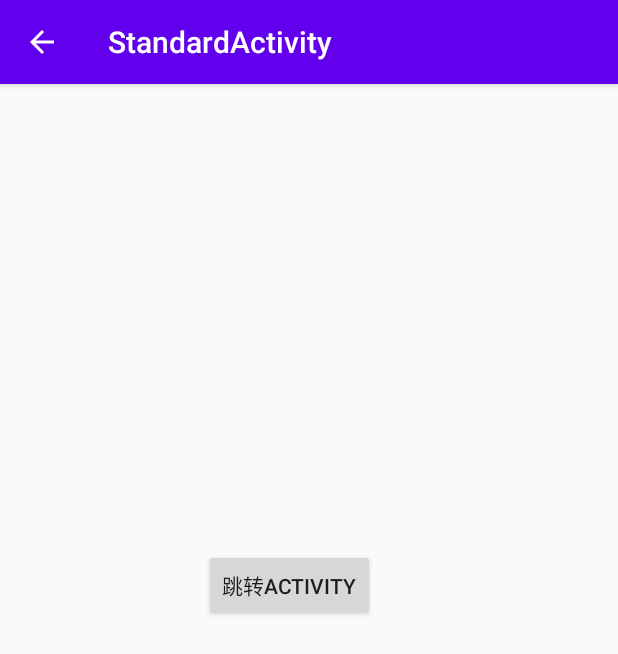
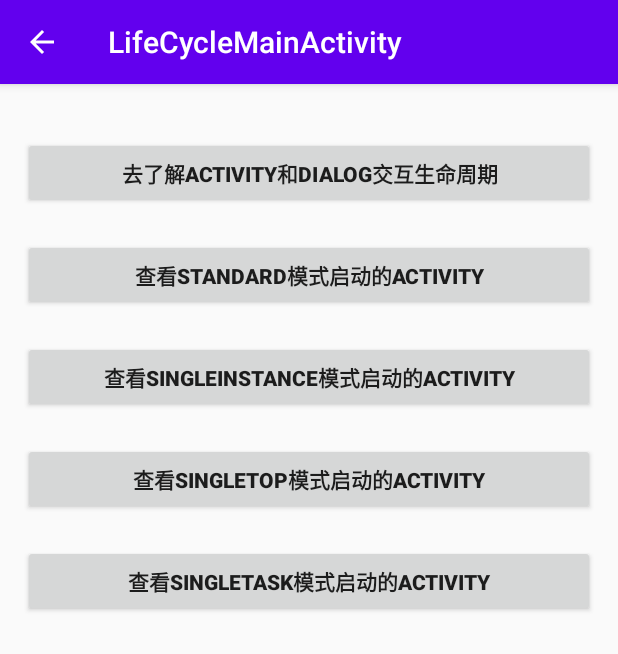
Before and after one commit to kingkong-li/lifechange, an Android app: the screen it shows after launch (StandardActivity before the commit, LifeCycleMainActivity after it), after a tap on "去了解控件生命周期", on a phone screen of 412 x 824 dp. Shown: the top 654 px of the screen. Run offline under Robolectric (Android 15) with nearby library versions, the phone set to English and light mode, and no system bars.

Commit message:
【生命周期-整理】

```diff
--- a/lifechange/app/src/main/AndroidManifest.xml
+++ b/lifechange/app/src/main/AndroidManifest.xml
@@ -10,7 +10,8 @@
         android:roundIcon="@mipmap/ic_launcher_round"
         android:supportsRtl="true"
         android:theme="@style/AppTheme">
-        <activity android:name=".lifecycle.StandardActivity"></activity>
+        <activity android:name=".lifecycle.LifeCycleMainActivity"></activity>
+        <activity android:name=".lifecycle.StandardActivity" />
         <activity
             android:name=".lifecycle.SingleInstanceActivity"
             android:launchMode="singleInstance" />
@@ -18,7 +19,7 @@
         <activity android:name=".generics.TestGenericsActivity" />
         <activity android:name=".algorithm.AlgorithmMainActivity" />
         <activity android:name=".algorithm.struct.listoperation.TestListOperationActivity" />
-        <activity android:name=".lifecycle.TestDialogLifecycleActivity" />
+        <activity android:name=".lifecycle.DialogWithActivity" />
         <activity android:name=".algorithm.struct.MapUseActivity" />
         <activity android:name=".memory.TestMemoryActivity" />
         <activity android:name=".memory.LeakDemoActivity" />
--- a/lifechange/app/src/main/java/com/jingang/lifechange/MainActivity.java
+++ b/lifechange/app/src/main/java/com/jingang/lifechange/MainActivity.java
@@ -11,6 +11,7 @@ import com.jingang.lifechange.algorithm.AlgorithmMainActivity;
 import com.jingang.lifechange.algorithm.struct.array.ArrayTestActivity;
 import com.jingang.lifechange.base.BaseActivity;
 import com.jingang.lifechange.generics.TestGenericsActivity;
+import com.jingang.lifechange.lifecycle.LifeCycleMainActivity;
 import com.jingang.lifechange.lifecycle.StandardActivity;
 import com.jingang.lifechange.memory.LeakDemoActivity;
 
@@ -39,7 +40,7 @@ public class MainActivity extends BaseActivity {
             @Override
             public void onClick(View v) {
                 Intent intent=new Intent();
-                intent.setClass(MainActivity.this, StandardActivity.class);
+                intent.setClass(MainActivity.this, LifeCycleMainActivity.class);
                 MainActivity.this.startActivity(intent);
             }
         });
--- a/lifechange/app/src/main/java/com/jingang/lifechange/lifecycle/TestDialogLifecycleActivity.java
+++ b/lifechange/app/src/main/java/com/jingang/lifechange/lifecycle/DialogWithActivity.java
@@ -12,7 +12,7 @@ import com.jingang.lifechange.base.BaseActivity;
 /**
  * @author jingang
  */
-public class TestDialogLifecycleActivity extends BaseActivity {
+public class DialogWithActivity extends BaseActivity {
 
     @Override
     protected void onCreate(Bundle savedInstanceState) {
@@ -23,7 +23,7 @@ public class TestDialogLifecycleActivity extends BaseActivity {
             @Override
             public void onClick(View v) {
                 final android.app.AlertDialog.Builder builder = new AlertDialog.Builder(
-                        TestDialogLifecycleActivity.this);
+                        DialogWithActivity.this);
                 builder.setTitle("测试生命周期");
                 builder.setPositiveButton("确认", new DialogInterface.OnClickListener() {
                     @Override
--- /dev/null
+++ b/lifechange/app/src/main/java/com/jingang/lifechange/lifecycle/LifeCycleMainActivity.java
@@ -0,0 +1,63 @@
+package com.jingang.lifechange.lifecycle;
+
+import android.content.Intent;
+import android.os.Bundle;
+import android.view.View;
+import android.widget.Button;
+
+import com.jingang.lifechange.R;
+import com.jingang.lifechange.base.BaseActivity;
+
+public class LifeCycleMainActivity extends BaseActivity {
+
+    @Override
+    protected void onCreate(Bundle savedInstanceState) {
+        super.onCreate(savedInstanceState);
+        setContentView(R.layout.activity_life_cycle_main);
+        Button button1=findViewById(R.id.bt_dialog_and_activity);
+        button1.setOnClickListener(new View.OnClickListener() {
+            @Override
+            public void onClick(View v) {
+                Intent intent=new Intent();
+                intent.setClass(LifeCycleMainActivity.this, DialogWithActivity.class);
+                LifeCycleMainActivity.this.startActivity(intent);
+            }
+        });
+        Button button2=findViewById(R.id.bt_standard_start);
+        button2.setOnClickListener(new View.OnClickListener() {
+            @Override
+            public void onClick(View v) {
+                Intent intent=new Intent();
+                intent.setClass(LifeCycleMainActivity.this, StandardActivity.class);
+                LifeCycleMainActivity.this.startActivity(intent);
+            }
+        });
+        Button button3=findViewById(R.id.bt_single_instance_activity);
+        button3.setOnClickListener(new View.OnClickListener() {
+            @Override
+            public void onClick(View v) {
+                Intent intent=new Intent();
+                intent.setClass(LifeCycleMainActivity.this, SingleInstanceActivity.class);
+                LifeCycleMainActivity.this.startActivity(intent);
+            }
+        });
+        Button button4=findViewById(R.id.bt_single_top_activity);
+        button4.setOnClickListener(new View.OnClickListener() {
+            @Override
+            public void onClick(View v) {
+                Intent intent=new Intent();
+                intent.setClass(LifeCycleMainActivity.this, StandardActivity.class);
+                LifeCycleMainActivity.this.startActivity(intent);
+            }
+        });
+        Button button5=findViewById(R.id.bt_single_task_activity);
+        button5.setOnClickListener(new View.OnClickListener() {
+            @Override
+            public void onClick(View v) {
+                Intent intent=new Intent();
+                intent.setClass(LifeCycleMainActivity.this, StandardActivity.class);
+                LifeCycleMainActivity.this.startActivity(intent);
+            }
+        });
+    }
+}
--- /dev/null
+++ b/lifechange/app/src/main/res/layout/activity_life_cycle_main.xml
@@ -0,0 +1,52 @@
+<?xml version="1.0" encoding="utf-8"?>
+<LinearLayout xmlns:android="http://schemas.android.com/apk/res/android"
+    xmlns:tools="http://schemas.android.com/tools"
+    android:layout_width="match_parent"
+    android:layout_height="match_parent"
+    tools:context="com.jingang.lifechange.lifecycle.LifeCycleMainActivity"
+    android:padding="15dp"
+    android:orientation="vertical">
+    <Button
+        android:layout_marginTop="20dp"
+        android:paddingHorizontal="15dp"
+        android:layout_width="match_parent"
+        android:layout_height="wrap_content"
+        android:id="@+id/bt_dialog_and_activity"
+        android:textStyle="bold"
+        android:text="去了解Activity和dialog交互生命周期" />
+    <Button
+        android:layout_marginTop="20dp"
+        android:paddingHorizontal="15dp"
+        android:layout_width="match_parent"
+        android:layout_height="wrap_content"
+        android:id="@+id/bt_standard_start"
+        android:textStyle="bold"
+        android:text="查看standard模式启动的Activity" />
+
+    <Button
+        android:layout_marginTop="20dp"
+        android:paddingHorizontal="15dp"
+        android:layout_width="match_parent"
+        android:layout_height="wrap_content"
+        android:id="@+id/bt_single_instance_activity"
+        android:textStyle="bold"
+        android:text="查看singleInstance模式启动的Activity" />
+
+    <Button
+        android:layout_marginTop="20dp"
+        android:paddingHorizontal="15dp"
+        android:layout_width="match_parent"
+        android:layout_height="wrap_content"
+        android:id="@+id/bt_single_top_activity"
+        android:textStyle="bold"
+        android:text="查看singleTop模式启动的Activity" />
+    <Button
+        android:layout_marginTop="20dp"
+        android:paddingHorizontal="15dp"
+        android:layout_width="match_parent"
+        android:layout_height="wrap_content"
+        android:id="@+id/bt_single_task_activity"
+        android:textStyle="bold"
+        android:text="查看singleTask模式启动的Activity" />
+
+</LinearLayout>
--- a/lifechange/app/src/main/res/layout/activity_test_dialog_lifecycle.xml
+++ b/lifechange/app/src/main/res/layout/activity_test_dialog_lifecycle.xml
@@ -3,7 +3,7 @@
     xmlns:tools="http://schemas.android.com/tools"
     android:layout_width="match_parent"
     android:layout_height="match_parent"
-    tools:context="com.jingang.lifechange.lifecycle.TestDialogLifecycleActivity"
+    tools:context="com.jingang.lifechange.lifecycle.DialogWithActivity"
     android:gravity="center">
 
     <Button
```
